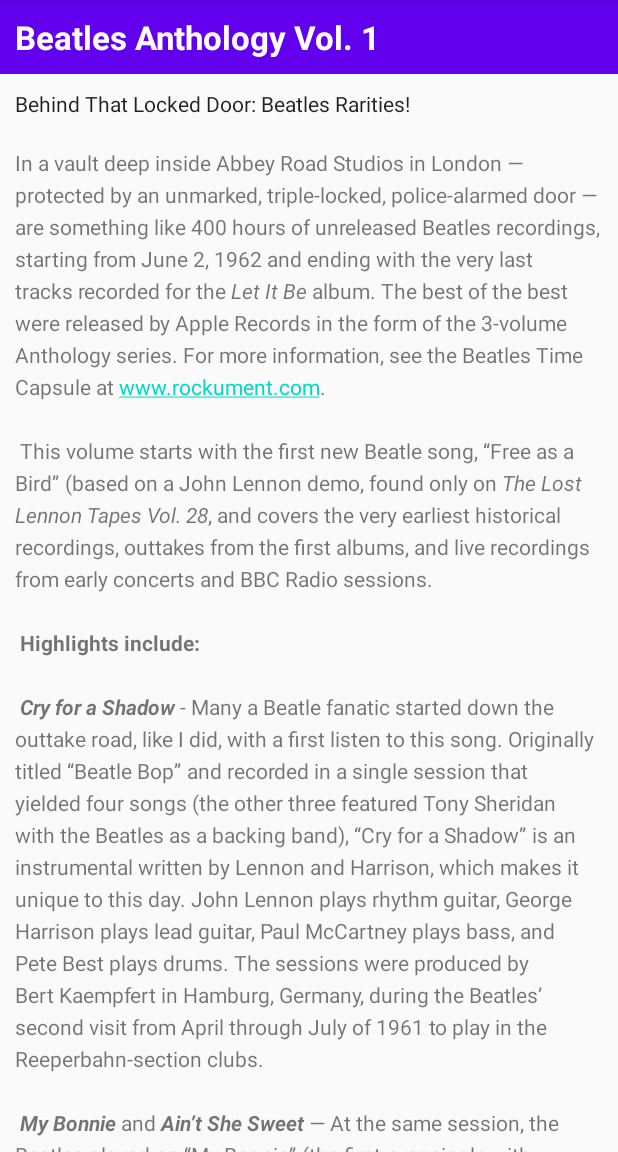
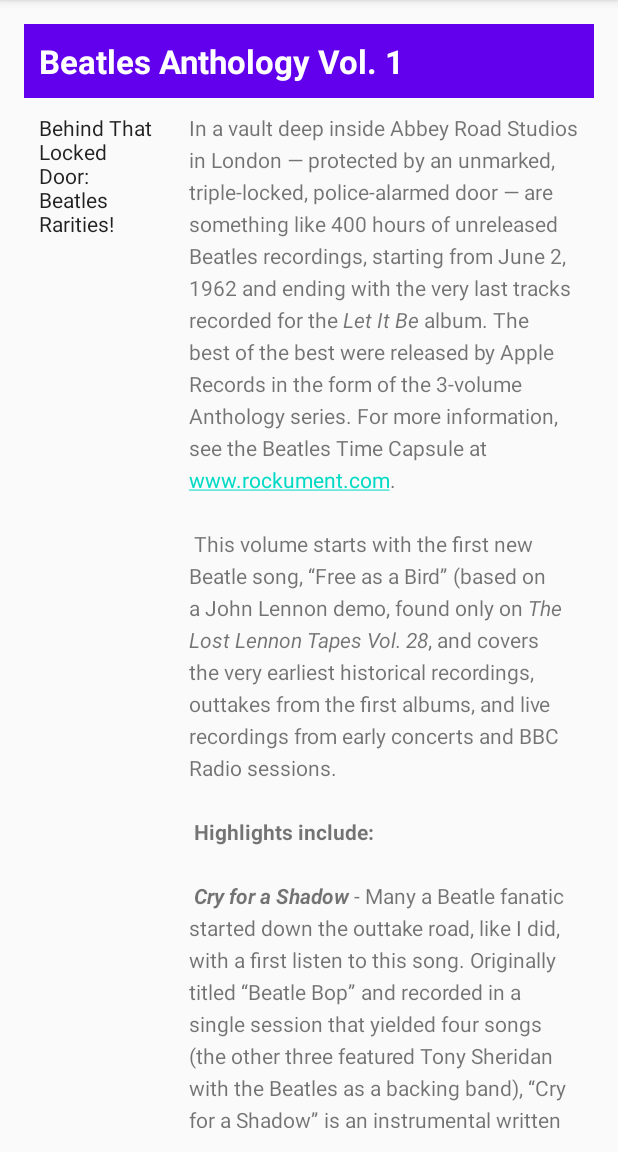
Before and after one commit to Janson888/ScrollingText, an Android app: the screen it shows after launch (MainActivity), on a phone screen of 412 x 824 dp, the part 84-1236 px from its top. Run offline under Robolectric (Android 15) with nearby library versions, the phone set to English and light mode, and no system bars.

Commit message:
ScrollingText

```diff
--- a/app/src/main/res/layout/activity_main.xml
+++ b/app/src/main/res/layout/activity_main.xml
@@ -1,10 +1,13 @@
 <?xml version="1.0" encoding="utf-8"?>
-
 <RelativeLayout xmlns:android="http://schemas.android.com/apk/res/android"
     xmlns:tools="http://schemas.android.com/tools"
     android:layout_width="match_parent"
     android:layout_height="match_parent"
-    tools:context="MainActivity">
+    android:paddingLeft="@dimen/activity_horizontal_margin"
+    android:paddingTop="@dimen/activity_vertical_margin"
+    android:paddingRight="@dimen/activity_horizontal_margin"
+    android:paddingBottom="@dimen/activity_vertical_margin"
+    tools:context=".MainActivity">
 
     <TextView
         android:id="@+id/article_heading"
@@ -13,8 +16,7 @@
         android:background="@color/colorPrimary"
         android:padding="@dimen/padding_regular"
         android:text="@string/article_title"
-        android:textAppearance=
-            "@android:style/TextAppearance.DeviceDefault.Large"
+        android:textAppearance="@android:style/TextAppearance.DeviceDefault.Large"
         android:textColor="@android:color/white"
         android:textStyle="bold" />
 
@@ -23,36 +25,29 @@
         android:layout_height="wrap_content"
         android:layout_below="@id/article_heading">
 
-        <LinearLayout
+        <RelativeLayout
             android:layout_width="match_parent"
-            android:layout_height="wrap_content"
-            android:orientation="vertical">
+            android:layout_height="wrap_content">
 
             <TextView
                 android:id="@+id/article_subheading"
-                android:layout_width="match_parent"
-                android:layout_height="wrap_content"
+                android:layout_width="100dp"
+                android:layout_height="match_parent"
                 android:padding="@dimen/padding_regular"
                 android:text="@string/article_subtitle"
-                android:textAppearance=
-                    "@android:style/TextAppearance.DeviceDefault" />
+                android:textAppearance="@android:style/TextAppearance.DeviceDefault" />
 
             <TextView
                 android:id="@+id/article"
                 android:layout_width="wrap_content"
-                android:layout_height="wrap_content"
+                android:layout_height="828dp"
+                android:layout_toEndOf="@id/article_subheading"
                 android:autoLink="web"
                 android:lineSpacingExtra="@dimen/line_spacing"
                 android:padding="@dimen/padding_regular"
-                android:text="@string/article_text" />
+                android:text="@string/article_text"
+                android:layout_toRightOf="@id/article_subheading" />
 
-            <Button
-                android:layout_width="wrap_content"
-                android:layout_height="wrap_content"
-                android:id="@+id/comment_button"
-                android:text="@string/add_comment"/>
-        </LinearLayout>
-
+        </RelativeLayout>
     </ScrollView>
-
 </RelativeLayout>
--- a/app/src/main/res/values/dimens.xml
+++ b/app/src/main/res/values/dimens.xml
@@ -1,5 +1,7 @@
-<?xml version="1.0" encoding="utf-8"?>
 <resources>
+    <!-- Default screen margins, per the Android Design guidelines. -->
+    <dimen name="activity_horizontal_margin">16dp</dimen>
+    <dimen name="activity_vertical_margin">16dp</dimen>
     <dimen name="padding_regular">10dp</dimen>
     <dimen name="line_spacing">5sp</dimen>
 </resources>
```
